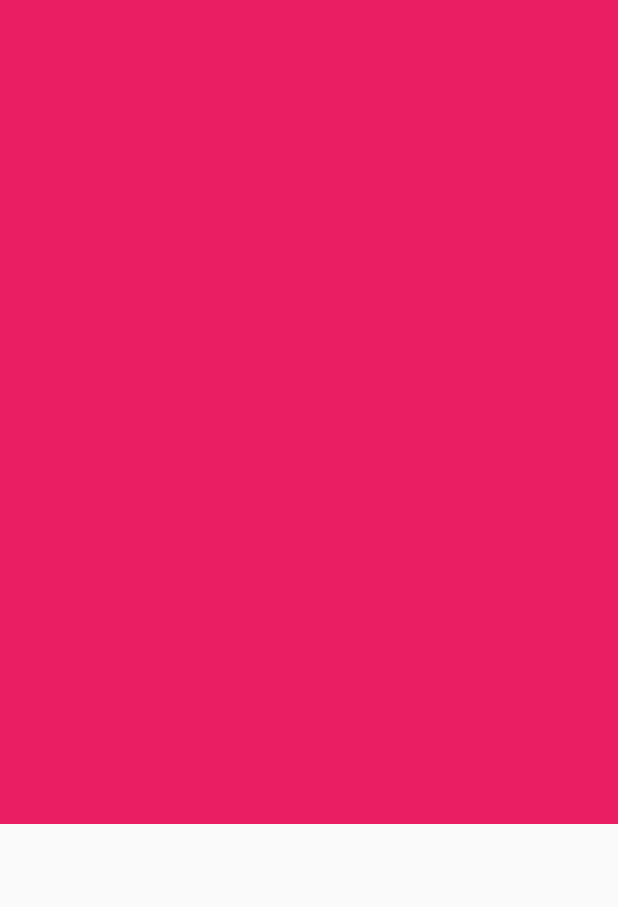
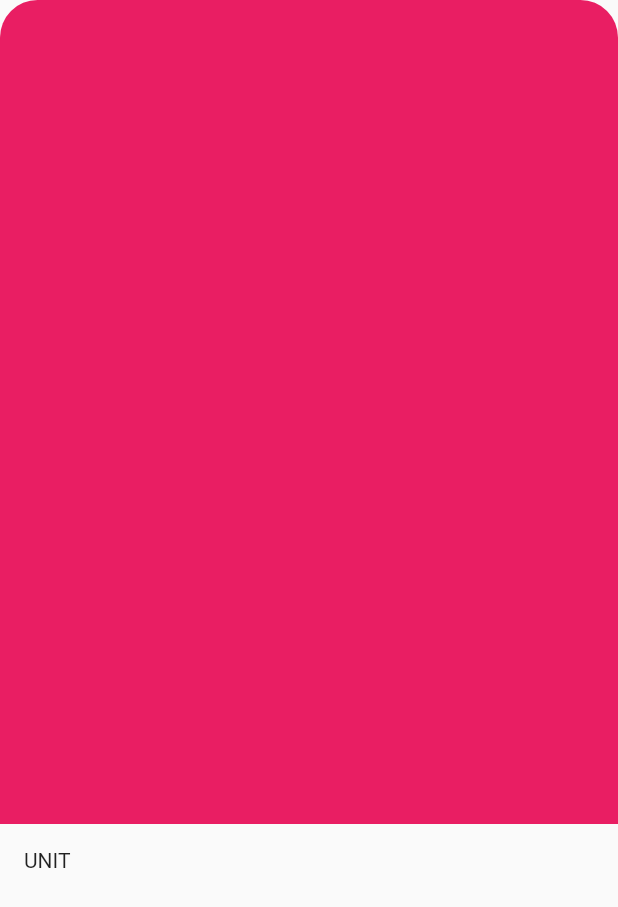
Before and after one commit to jose-tello/Flutter-App, a Flutter app: the screen it shows after launch, on a phone screen of 412 x 824 dp. Shown: the top 907 px of the screen. Run offline on Flutter 3.47's test engine with Material 2 defaults, Android fonts, the phone set to English and light mode, and no system bars.

Commit message:
added widget pomegranade info

```diff
--- a/prueba1/lib/screens/shop_info_screen.dart
+++ b/prueba1/lib/screens/shop_info_screen.dart
@@ -6,22 +6,39 @@
     return Scaffold(
         body: Column(
       children: [
-        Expanded(
-          flex: 6,
-          child: Container(
-            decoration: BoxDecoration(
-              color: Colors.pink,
-              //borderRadius:
-            ),
-
-          ),
-        ),
-
-        Expanded(
-          flex: 3,
-          child: Container(),
-        ),
+        Expanded(flex: 6, child: _PomegranadePreview()),
+        Expanded(flex: 3, child: _PomegranadeInfo()),
       ],
     ));
   }
 }
+
+
+class _PomegranadePreview extends StatelessWidget {
+  @override
+  Widget build(BuildContext context) {
+    return Container(
+      decoration: BoxDecoration(
+          color: Colors.pink,
+          borderRadius: BorderRadius.only(
+            topLeft: Radius.circular(25),
+            topRight: Radius.circular(25),
+          )),
+    );
+  }
+}
+
+
+class _PomegranadeInfo extends StatelessWidget {
+  @override
+  Widget build(BuildContext context) {
+    return Padding(
+      padding: EdgeInsets.all(16),
+      child: Column(
+        crossAxisAlignment: CrossAxisAlignment.stretch,
+        children: [
+          Text('UNIT'),
+        ],)
+    );
+  }
+}
```
